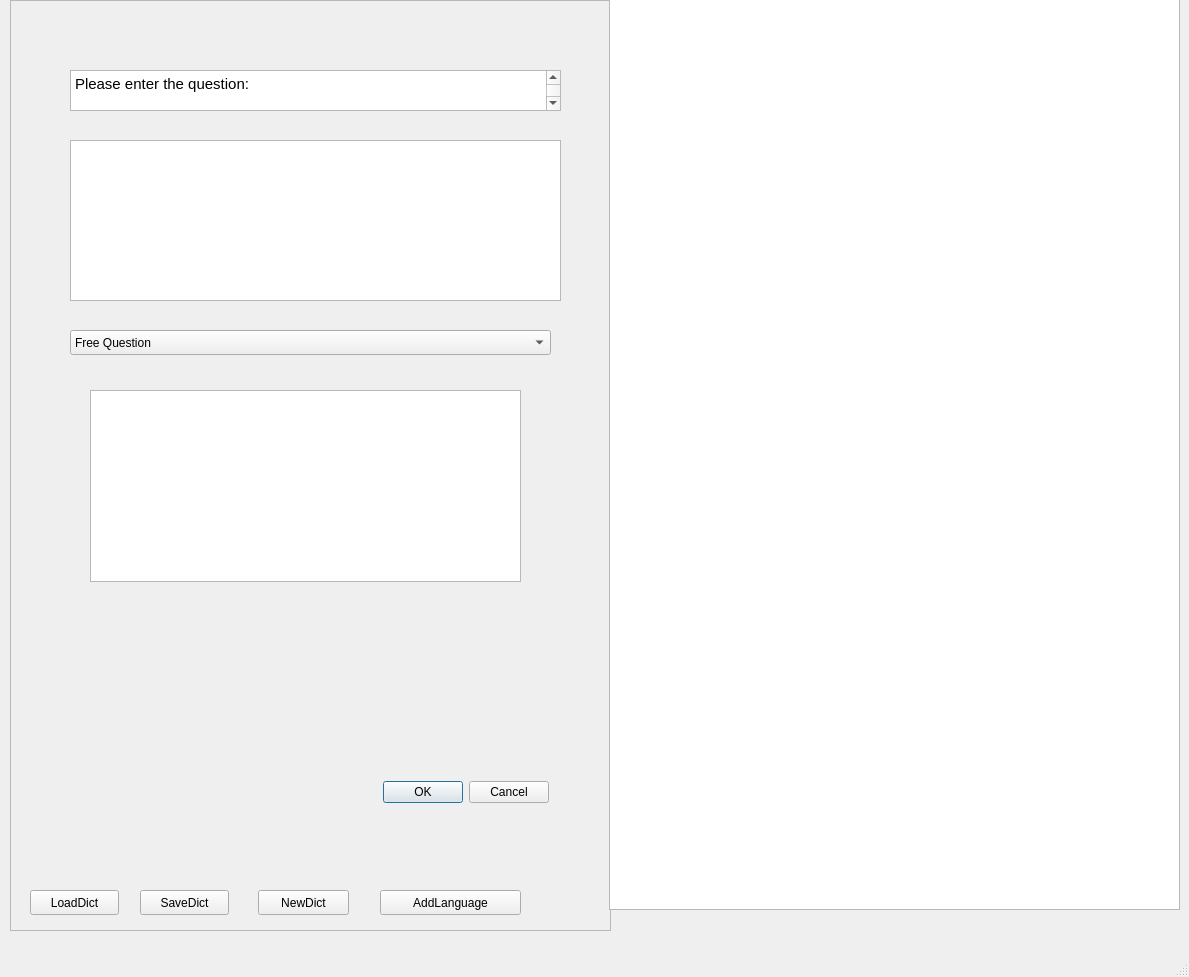
Old version of the form project/test_gui.ui in the repository Hackathon2020/CoronaHackathon2020.
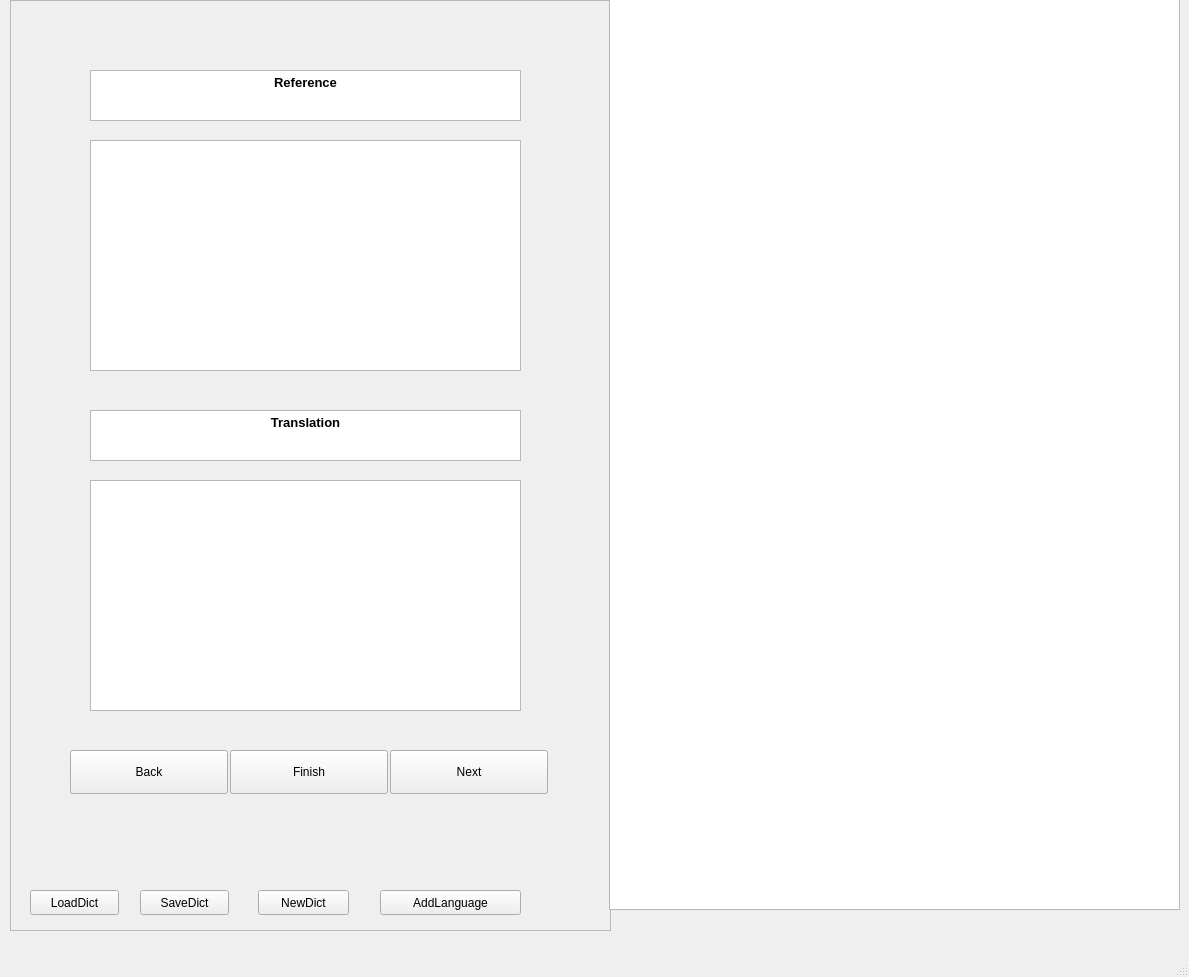
New version of the form. The open tabs and pages were chosen to show the change.

Patch:
```diff
--- a/project/test_gui.ui
+++ b/project/test_gui.ui
@@ -116,13 +116,19 @@
          <height>41</height>
         </rect>
        </property>
+       <property name="verticalScrollBarPolicy">
+        <enum>Qt::ScrollBarAlwaysOff</enum>
+       </property>
+       <property name="horizontalScrollBarPolicy">
+        <enum>Qt::ScrollBarAlwaysOff</enum>
+       </property>
        <property name="html">
         <string>&lt;!DOCTYPE HTML PUBLIC &quot;-//W3C//DTD HTML 4.0//EN&quot; &quot;http://www.w3.org/TR/REC-html40/strict.dtd&quot;&gt;
 &lt;html&gt;&lt;head&gt;&lt;meta name=&quot;qrichtext&quot; content=&quot;1&quot; /&gt;&lt;style type=&quot;text/css&quot;&gt;
 p, li { white-space: pre-wrap; }
-&lt;/style&gt;&lt;/head&gt;&lt;body style=&quot; font-family:'Ubuntu'; font-size:11pt; font-weight:400; font-style:normal;&quot;&gt;
-&lt;p style=&quot; margin-top:0px; margin-bottom:0px; margin-left:0px; margin-right:0px; -qt-block-indent:0; text-indent:0px;&quot;&gt;Please enter the question:&lt;/p&gt;
-&lt;p style=&quot;-qt-paragraph-type:empty; margin-top:0px; margin-bottom:0px; margin-left:0px; margin-right:0px; -qt-block-indent:0; text-indent:0px;&quot;&gt;&lt;br /&gt;&lt;/p&gt;&lt;/body&gt;&lt;/html&gt;</string>
+&lt;/style&gt;&lt;/head&gt;&lt;body style=&quot; font-family:'Sans Serif'; font-size:9pt; font-weight:400; font-style:normal;&quot;&gt;
+&lt;p style=&quot; margin-top:0px; margin-bottom:0px; margin-left:0px; margin-right:0px; -qt-block-indent:0; text-indent:0px;&quot;&gt;&lt;span style=&quot; font-family:'Ubuntu'; font-size:11pt;&quot;&gt;Please enter the question:&lt;/span&gt;&lt;/p&gt;
+&lt;p style=&quot;-qt-paragraph-type:empty; margin-top:0px; margin-bottom:0px; margin-left:0px; margin-right:0px; -qt-block-indent:0; text-indent:0px; font-family:'Ubuntu'; font-size:11pt;&quot;&gt;&lt;br /&gt;&lt;/p&gt;&lt;/body&gt;&lt;/html&gt;</string>
        </property>
       </widget>
       <widget class="QComboBox" name="comboBox">
@@ -194,7 +200,238 @@
        </widget>
       </widget>
      </widget>
-     <widget class="QWidget" name="page_2"/>
+     <widget class="QWidget" name="page_2">
+      <widget class="QPushButton" name="new_language_button">
+       <property name="geometry">
+        <rect>
+         <x>30</x>
+         <y>280</y>
+         <width>158</width>
+         <height>44</height>
+        </rect>
+       </property>
+       <property name="text">
+        <string>Begin</string>
+       </property>
+      </widget>
+      <widget class="QTextEdit" name="textEdit_2">
+       <property name="geometry">
+        <rect>
+         <x>30</x>
+         <y>20</y>
+         <width>471</width>
+         <height>51</height>
+        </rect>
+       </property>
+       <property name="verticalScrollBarPolicy">
+        <enum>Qt::ScrollBarAlwaysOff</enum>
+       </property>
+       <property name="horizontalScrollBarPolicy">
+        <enum>Qt::ScrollBarAlwaysOff</enum>
+       </property>
+       <property name="html">
+        <string>&lt;!DOCTYPE HTML PUBLIC &quot;-//W3C//DTD HTML 4.0//EN&quot; &quot;http://www.w3.org/TR/REC-html40/strict.dtd&quot;&gt;
+&lt;html&gt;&lt;head&gt;&lt;meta name=&quot;qrichtext&quot; content=&quot;1&quot; /&gt;&lt;style type=&quot;text/css&quot;&gt;
+p, li { white-space: pre-wrap; }
+&lt;/style&gt;&lt;/head&gt;&lt;body style=&quot; font-family:'Sans Serif'; font-size:9pt; font-weight:400; font-style:normal;&quot;&gt;
+&lt;p align=&quot;center&quot; style=&quot; margin-top:0px; margin-bottom:0px; margin-left:0px; margin-right:0px; -qt-block-indent:0; text-indent:0px;&quot;&gt;&lt;span style=&quot; font-size:10pt; font-weight:600;&quot;&gt;Set new Language&lt;/span&gt;&lt;/p&gt;
+&lt;p align=&quot;center&quot; style=&quot;-qt-paragraph-type:empty; margin-top:0px; margin-bottom:0px; margin-left:0px; margin-right:0px; -qt-block-indent:0; text-indent:0px; font-size:10pt; font-weight:600;&quot;&gt;&lt;br /&gt;&lt;/p&gt;&lt;/body&gt;&lt;/html&gt;</string>
+       </property>
+      </widget>
+      <widget class="QTextEdit" name="textEdit_3">
+       <property name="geometry">
+        <rect>
+         <x>30</x>
+         <y>150</y>
+         <width>471</width>
+         <height>51</height>
+        </rect>
+       </property>
+       <property name="verticalScrollBarPolicy">
+        <enum>Qt::ScrollBarAlwaysOff</enum>
+       </property>
+       <property name="horizontalScrollBarPolicy">
+        <enum>Qt::ScrollBarAlwaysOff</enum>
+       </property>
+       <property name="html">
+        <string>&lt;!DOCTYPE HTML PUBLIC &quot;-//W3C//DTD HTML 4.0//EN&quot; &quot;http://www.w3.org/TR/REC-html40/strict.dtd&quot;&gt;
+&lt;html&gt;&lt;head&gt;&lt;meta name=&quot;qrichtext&quot; content=&quot;1&quot; /&gt;&lt;style type=&quot;text/css&quot;&gt;
+p, li { white-space: pre-wrap; }
+&lt;/style&gt;&lt;/head&gt;&lt;body style=&quot; font-family:'Sans Serif'; font-size:9pt; font-weight:400; font-style:normal;&quot;&gt;
+&lt;p align=&quot;center&quot; style=&quot; margin-top:0px; margin-bottom:0px; margin-left:0px; margin-right:0px; -qt-block-indent:0; text-indent:0px;&quot;&gt;&lt;span style=&quot; font-size:10pt; font-weight:600;&quot;&gt;Choose reference Language&lt;/span&gt;&lt;/p&gt;
+&lt;p align=&quot;center&quot; style=&quot;-qt-paragraph-type:empty; margin-top:0px; margin-bottom:0px; margin-left:0px; margin-right:0px; -qt-block-indent:0; text-indent:0px; font-size:10pt; font-weight:600;&quot;&gt;&lt;br /&gt;&lt;/p&gt;&lt;/body&gt;&lt;/html&gt;</string>
+       </property>
+      </widget>
+      <widget class="QComboBox" name="new_language_com_box">
+       <property name="geometry">
+        <rect>
+         <x>30</x>
+         <y>220</y>
+         <width>471</width>
+         <height>41</height>
+        </rect>
+       </property>
+      </widget>
+      <widget class="QTextEdit" name="new_language_field">
+       <property name="geometry">
+        <rect>
+         <x>30</x>
+         <y>80</y>
+         <width>471</width>
+         <height>51</height>
+        </rect>
+       </property>
+       <property name="verticalScrollBarPolicy">
+        <enum>Qt::ScrollBarAlwaysOff</enum>
+       </property>
+       <property name="horizontalScrollBarPolicy">
+        <enum>Qt::ScrollBarAlwaysOff</enum>
+       </property>
+       <property name="html">
+        <string>&lt;!DOCTYPE HTML PUBLIC &quot;-//W3C//DTD HTML 4.0//EN&quot; &quot;http://www.w3.org/TR/REC-html40/strict.dtd&quot;&gt;
+&lt;html&gt;&lt;head&gt;&lt;meta name=&quot;qrichtext&quot; content=&quot;1&quot; /&gt;&lt;style type=&quot;text/css&quot;&gt;
+p, li { white-space: pre-wrap; }
+&lt;/style&gt;&lt;/head&gt;&lt;body style=&quot; font-family:'Sans Serif'; font-size:9pt; font-weight:400; font-style:normal;&quot;&gt;
+&lt;p align=&quot;center&quot; style=&quot;-qt-paragraph-type:empty; margin-top:0px; margin-bottom:0px; margin-left:0px; margin-right:0px; -qt-block-indent:0; text-indent:0px;&quot;&gt;&lt;br /&gt;&lt;/p&gt;&lt;/body&gt;&lt;/html&gt;</string>
+       </property>
+      </widget>
+     </widget>
+     <widget class="QWidget" name="page_6">
+      <widget class="QPushButton" name="add_translation_back">
+       <property name="geometry">
+        <rect>
+         <x>30</x>
+         <y>700</y>
+         <width>158</width>
+         <height>44</height>
+        </rect>
+       </property>
+       <property name="text">
+        <string>Back</string>
+       </property>
+      </widget>
+      <widget class="QPushButton" name="add_translation_next">
+       <property name="geometry">
+        <rect>
+         <x>350</x>
+         <y>700</y>
+         <width>158</width>
+         <height>44</height>
+        </rect>
+       </property>
+       <property name="text">
+        <string>Next</string>
+       </property>
+      </widget>
+      <widget class="QTextEdit" name="textEdit_4">
+       <property name="geometry">
+        <rect>
+         <x>50</x>
+         <y>90</y>
+         <width>431</width>
+         <height>231</height>
+        </rect>
+       </property>
+       <property name="verticalScrollBarPolicy">
+        <enum>Qt::ScrollBarAlwaysOff</enum>
+       </property>
+       <property name="horizontalScrollBarPolicy">
+        <enum>Qt::ScrollBarAlwaysOff</enum>
+       </property>
+       <property name="html">
+        <string>&lt;!DOCTYPE HTML PUBLIC &quot;-//W3C//DTD HTML 4.0//EN&quot; &quot;http://www.w3.org/TR/REC-html40/strict.dtd&quot;&gt;
+&lt;html&gt;&lt;head&gt;&lt;meta name=&quot;qrichtext&quot; content=&quot;1&quot; /&gt;&lt;style type=&quot;text/css&quot;&gt;
+p, li { white-space: pre-wrap; }
+&lt;/style&gt;&lt;/head&gt;&lt;body style=&quot; font-family:'Sans Serif'; font-size:9pt; font-weight:400; font-style:normal;&quot;&gt;
+&lt;p align=&quot;center&quot; style=&quot;-qt-paragraph-type:empty; margin-top:0px; margin-bottom:0px; margin-left:0px; margin-right:0px; -qt-block-indent:0; text-indent:0px;&quot;&gt;&lt;br /&gt;&lt;/p&gt;&lt;/body&gt;&lt;/html&gt;</string>
+       </property>
+      </widget>
+      <widget class="QTextEdit" name="textEdit_5">
+       <property name="geometry">
+        <rect>
+         <x>50</x>
+         <y>20</y>
+         <width>431</width>
+         <height>51</height>
+        </rect>
+       </property>
+       <property name="verticalScrollBarPolicy">
+        <enum>Qt::ScrollBarAlwaysOff</enum>
+       </property>
+       <property name="horizontalScrollBarPolicy">
+        <enum>Qt::ScrollBarAlwaysOff</enum>
+       </property>
+       <property name="html">
+        <string>&lt;!DOCTYPE HTML PUBLIC &quot;-//W3C//DTD HTML 4.0//EN&quot; &quot;http://www.w3.org/TR/REC-html40/strict.dtd&quot;&gt;
+&lt;html&gt;&lt;head&gt;&lt;meta name=&quot;qrichtext&quot; content=&quot;1&quot; /&gt;&lt;style type=&quot;text/css&quot;&gt;
+p, li { white-space: pre-wrap; }
+&lt;/style&gt;&lt;/head&gt;&lt;body style=&quot; font-family:'Sans Serif'; font-size:9pt; font-weight:400; font-style:normal;&quot;&gt;
+&lt;p align=&quot;center&quot; style=&quot; margin-top:0px; margin-bottom:0px; margin-left:0px; margin-right:0px; -qt-block-indent:0; text-indent:0px;&quot;&gt;&lt;span style=&quot; font-size:10pt; font-weight:600;&quot;&gt;Reference&lt;/span&gt;&lt;/p&gt;
+&lt;p align=&quot;center&quot; style=&quot;-qt-paragraph-type:empty; margin-top:0px; margin-bottom:0px; margin-left:0px; margin-right:0px; -qt-block-indent:0; text-indent:0px; font-size:10pt; font-weight:600;&quot;&gt;&lt;br /&gt;&lt;/p&gt;&lt;/body&gt;&lt;/html&gt;</string>
+       </property>
+      </widget>
+      <widget class="QTextEdit" name="textEdit_6">
+       <property name="geometry">
+        <rect>
+         <x>50</x>
+         <y>430</y>
+         <width>431</width>
+         <height>231</height>
+        </rect>
+       </property>
+       <property name="verticalScrollBarPolicy">
+        <enum>Qt::ScrollBarAlwaysOff</enum>
+       </property>
+       <property name="horizontalScrollBarPolicy">
+        <enum>Qt::ScrollBarAlwaysOff</enum>
+       </property>
+       <property name="html">
+        <string>&lt;!DOCTYPE HTML PUBLIC &quot;-//W3C//DTD HTML 4.0//EN&quot; &quot;http://www.w3.org/TR/REC-html40/strict.dtd&quot;&gt;
+&lt;html&gt;&lt;head&gt;&lt;meta name=&quot;qrichtext&quot; content=&quot;1&quot; /&gt;&lt;style type=&quot;text/css&quot;&gt;
+p, li { white-space: pre-wrap; }
+&lt;/style&gt;&lt;/head&gt;&lt;body style=&quot; font-family:'Sans Serif'; font-size:9pt; font-weight:400; font-style:normal;&quot;&gt;
+&lt;p align=&quot;center&quot; style=&quot;-qt-paragraph-type:empty; margin-top:0px; margin-bottom:0px; margin-left:0px; margin-right:0px; -qt-block-indent:0; text-indent:0px;&quot;&gt;&lt;br /&gt;&lt;/p&gt;
+&lt;p align=&quot;center&quot; style=&quot;-qt-paragraph-type:empty; margin-top:0px; margin-bottom:0px; margin-left:0px; margin-right:0px; -qt-block-indent:0; text-indent:0px;&quot;&gt;&lt;br /&gt;&lt;/p&gt;&lt;/body&gt;&lt;/html&gt;</string>
+       </property>
+      </widget>
+      <widget class="QTextEdit" name="textEdit_7">
+       <property name="geometry">
+        <rect>
+         <x>50</x>
+         <y>360</y>
+         <width>431</width>
+         <height>51</height>
+        </rect>
+       </property>
+       <property name="verticalScrollBarPolicy">
+        <enum>Qt::ScrollBarAlwaysOff</enum>
+       </property>
+       <property name="horizontalScrollBarPolicy">
+        <enum>Qt::ScrollBarAlwaysOff</enum>
+       </property>
+       <property name="html">
+        <string>&lt;!DOCTYPE HTML PUBLIC &quot;-//W3C//DTD HTML 4.0//EN&quot; &quot;http://www.w3.org/TR/REC-html40/strict.dtd&quot;&gt;
+&lt;html&gt;&lt;head&gt;&lt;meta name=&quot;qrichtext&quot; content=&quot;1&quot; /&gt;&lt;style type=&quot;text/css&quot;&gt;
+p, li { white-space: pre-wrap; }
+&lt;/style&gt;&lt;/head&gt;&lt;body style=&quot; font-family:'Sans Serif'; font-size:9pt; font-weight:400; font-style:normal;&quot;&gt;
+&lt;p align=&quot;center&quot; style=&quot; margin-top:0px; margin-bottom:0px; margin-left:0px; margin-right:0px; -qt-block-indent:0; text-indent:0px;&quot;&gt;&lt;span style=&quot; font-size:10pt; font-weight:600;&quot;&gt;Translation&lt;/span&gt;&lt;/p&gt;
+&lt;p align=&quot;center&quot; style=&quot;-qt-paragraph-type:empty; margin-top:0px; margin-bottom:0px; margin-left:0px; margin-right:0px; -qt-block-indent:0; text-indent:0px; font-size:10pt; font-weight:600;&quot;&gt;&lt;br /&gt;&lt;/p&gt;&lt;/body&gt;&lt;/html&gt;</string>
+       </property>
+      </widget>
+      <widget class="QPushButton" name="add_translation_finish">
+       <property name="geometry">
+        <rect>
+         <x>190</x>
+         <y>700</y>
+         <width>158</width>
+         <height>44</height>
+        </rect>
+       </property>
+       <property name="text">
+        <string>Finish</string>
+       </property>
+      </widget>
+     </widget>
     </widget>
     <widget class="QPushButton" name="new_dict">
      <property name="geometry">
```
Left out of the diff: 2 changed lines with no effect on the pictures.
